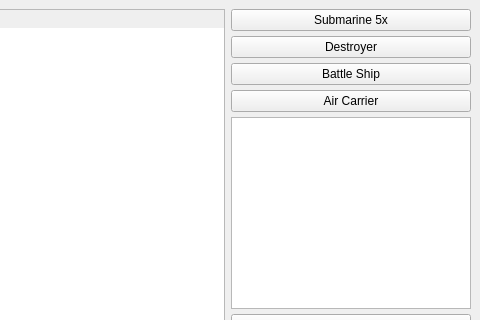
Before: the Qt Designer form Gui/setwindow.ui in Purple-Jesus/Field, drawn with Qt 5; both pictures show x 280 to 760 and y 0 to 320 of the 760 by 538 pixel window.
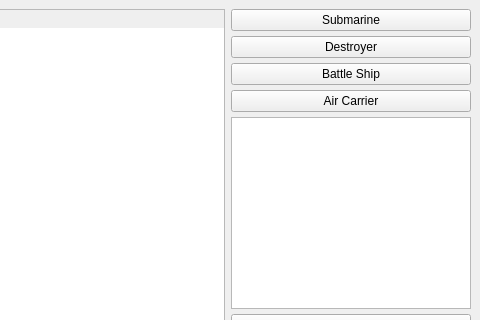
After: the same form once the commit is applied. Icons and pictures are not drawn.

Patch:
```diff
--- a/Gui/setwindow.ui
+++ b/Gui/setwindow.ui
@@ -105,7 +105,7 @@
         <item>
          <widget class="QPushButton" name="submarineButton">
           <property name="text">
-           <string>Submarine 5x</string>
+           <string>Submarine</string>
           </property>
          </widget>
         </item>
```
